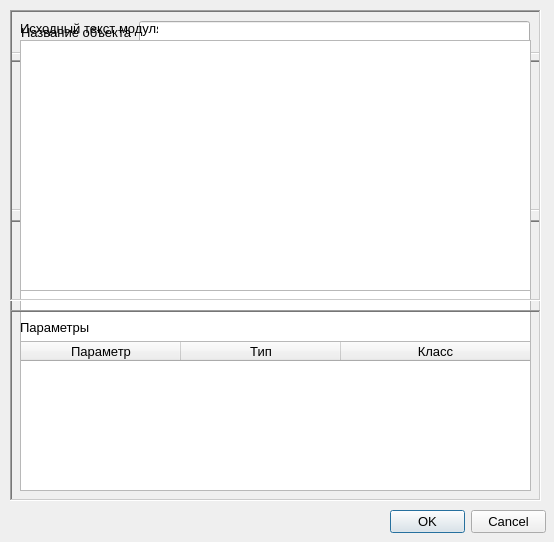
Above: RC/qactoreditor.ui from graf-abolmasov/PGraph before the change. Below: the same form after it.
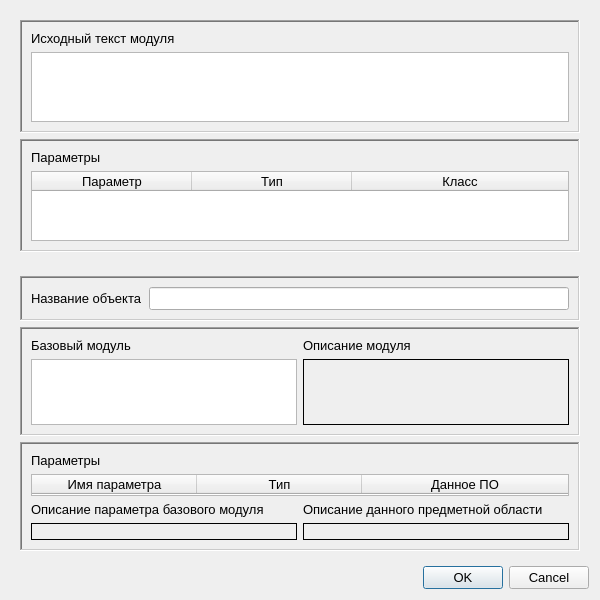
That is the form after the change. Icons and pictures are not drawn.

Commit message:
! Важное изменение алгоритма создания актора на основе базового модуля. ! Изменена структура БД: добавлено поле nev в таблицу databaz. Добавлены скрипты автоматического заполнения БД. ! Отредактированы все формы с использованием layouts везде, где необходимо.
* Исправлена ошибка при создании редактора массива.

What changed in the file:
```diff
--- a/RC/qactoreditor.ui
+++ b/RC/qactoreditor.ui
@@ -9,8 +9,8 @@
    <rect>
     <x>0</x>
     <y>0</y>
-    <width>554</width>
-    <height>542</height>
+    <width>600</width>
+    <height>600</height>
    </rect>
   </property>
   <property name="sizePolicy">
@@ -21,14 +21,14 @@
   </property>
   <property name="minimumSize">
    <size>
-    <width>554</width>
-    <height>542</height>
+    <width>400</width>
+    <height>400</height>
    </size>
   </property>
   <property name="maximumSize">
    <size>
-    <width>554</width>
-    <height>542</height>
+    <width>800</width>
+    <height>800</height>
    </size>
   </property>
   <property name="font">
@@ -49,516 +49,456 @@
   <property name="modal">
    <bool>true</bool>
   </property>
-  <widget class="QDialogButtonBox" name="buttonBox">
-   <property name="geometry">
-    <rect>
-     <x>390</x>
-     <y>510</y>
-     <width>156</width>
-     <height>23</height>
-    </rect>
-   </property>
-   <property name="orientation">
-    <enum>Qt::Horizontal</enum>
-   </property>
-   <property name="standardButtons">
-    <set>QDialogButtonBox::Cancel|QDialogButtonBox::Ok</set>
-   </property>
-  </widget>
-  <widget class="QWidget" name="normalWidget" native="true">
-   <property name="geometry">
-    <rect>
-     <x>0</x>
-     <y>0</y>
-     <width>554</width>
-     <height>510</height>
-    </rect>
-   </property>
-   <widget class="QFrame" name="frame_2">
-    <property name="geometry">
-     <rect>
-      <x>10</x>
-      <y>220</y>
-      <width>531</width>
-      <height>281</height>
-     </rect>
-    </property>
-    <property name="frameShape">
-     <enum>QFrame::WinPanel</enum>
-    </property>
-    <property name="frameShadow">
-     <enum>QFrame::Sunken</enum>
-    </property>
-    <property name="lineWidth">
-     <number>3</number>
-    </property>
-    <property name="midLineWidth">
-     <number>1</number>
-    </property>
-    <widget class="QWidget" name="layoutWidget">
-     <property name="geometry">
-      <rect>
-       <x>10</x>
-       <y>149</y>
-       <width>511</width>
-       <height>121</height>
-      </rect>
-     </property>
-     <layout class="QVBoxLayout" name="verticalLayout_2">
-      <item>
-       <layout class="QHBoxLayout" name="horizontalLayout_3">
-        <item>
-         <widget class="QLabel" name="descriptionBMLbl">
-          <property name="text">
-           <string>Описание параметра базового модуля</string>
-          </property>
-         </widget>
-        </item>
-        <item>
-         <widget class="QLabel" name="descriptionPOLbl">
-          <property name="text">
-           <string>Описание данного предметной области</string>
-          </property>
-         </widget>
-        </item>
-       </layout>
-      </item>
-      <item>
-       <layout class="QHBoxLayout" name="horizontalLayout_4">
-        <item>
-         <widget class="QLabel" name="descriptionBMLbl_2">
-          <property name="sizePolicy">
-           <sizepolicy hsizetype="MinimumExpanding" vsizetype="MinimumExpanding">
-            <horstretch>0</horstretch>
-            <verstretch>0</verstretch>
-           </sizepolicy>
-          </property>
-          <property name="frameShape">
-           <enum>QFrame::Box</enum>
-          </property>
-          <property name="frameShadow">
-           <enum>QFrame::Plain</enum>
-          </property>
-          <property name="text">
-           <string/>
-          </property>
-          <property name="textFormat">
-           <enum>Qt::PlainText</enum>
-          </property>
-          <property name="alignment">
-           <set>Qt::AlignLeading|Qt::AlignLeft|Qt::AlignTop</set>
-          </property>
-          <property name="wordWrap">
-           <bool>true</bool>
-          </property>
-          <property name="textInteractionFlags">
-           <set>Qt::LinksAccessibleByMouse|Qt::TextSelectableByMouse</set>
-          </property>
-         </widget>
-        </item>
-        <item>
-         <widget class="QLabel" name="descriptionPOLbl_2">
-          <property name="sizePolicy">
-           <sizepolicy hsizetype="MinimumExpanding" vsizetype="MinimumExpanding">
-            <horstretch>0</horstretch>
-            <verstretch>0</verstretch>
-           </sizepolicy>
-          </property>
-          <property name="frameShape">
-           <enum>QFrame::Box</enum>
-          </property>
-          <property name="text">
-           <string/>
-          </property>
-          <property name="textFormat">
-           <enum>Qt::PlainText</enum>
-          </property>
-          <property name="alignment">
-           <set>Qt::AlignLeading|Qt::AlignLeft|Qt::AlignTop</set>
-          </property>
-          <property name="wordWrap">
-           <bool>true</bool>
-          </property>
-          <property name="textInteractionFlags">
-           <set>Qt::LinksAccessibleByMouse|Qt::TextSelectableByMouse</set>
-          </property>
-         </widget>
-        </item>
-       </layout>
-      </item>
-     </layout>
-    </widget>
-    <widget class="QWidget" name="layoutWidget">
-     <property name="geometry">
-      <rect>
-       <x>10</x>
-       <y>12</y>
-       <width>511</width>
-       <height>131</height>
-      </rect>
-     </property>
-     <layout class="QVBoxLayout" name="verticalLayout_3">
-      <item>
-       <widget class="QLabel" name="paramsNormalLbl">
-        <property name="text">
-         <string>Параметры</string>
+  <layout class="QVBoxLayout" name="verticalLayout_7">
+   <item>
+    <widget class="QWidget" name="inlineWidget" native="true">
+     <layout class="QGridLayout" name="gridLayout_2" rowstretch="60,30">
+      <item row="0" column="0">
+       <widget class="QFrame" name="frame_4">
+        <property name="frameShape">
+         <enum>QFrame::WinPanel</enum>
         </property>
-       </widget>
-      </item>
-      <item>
-       <widget class="QTableWidget" name="paramsNormalTable">
-        <property name="focusPolicy">
-         <enum>Qt::StrongFocus</enum>
+        <property name="frameShadow">
+         <enum>QFrame::Sunken</enum>
         </property>
-        <property name="editTriggers">
-         <set>QAbstractItemView::NoEditTriggers</set>
+        <property name="lineWidth">
+         <number>3</number>
         </property>
-        <property name="showDropIndicator" stdset="0">
-         <bool>false</bool>
+        <property name="midLineWidth">
+         <number>1</number>
         </property>
-        <property name="dragDropOverwriteMode">
-         <bool>false</bool>
+        <layout class="QVBoxLayout" name="verticalLayout_10">
+         <item>
+          <widget class="QLabel" name="inlineModuleTxtLbl">
+           <property name="text">
+            <string>Исходный текст модуля</string>
+           </property>
+          </widget>
+         </item>
+         <item>
+          <widget class="QPlainTextEdit" name="inlineModuleTxtEdt">
+           <property name="maximumBlockCount">
+            <number>0</number>
+           </property>
+          </widget>
+         </item>
+        </layout>
+       </widget>
+      </item>
+      <item row="1" column="0">
+       <widget class="QFrame" name="frame_5">
+        <property name="frameShape">
+         <enum>QFrame::WinPanel</enum>
         </property>
-        <property name="selectionMode">
-         <enum>QAbstractItemView::SingleSelection</enum>
+        <property name="frameShadow">
+         <enum>QFrame::Sunken</enum>
         </property>
-        <property name="selectionBehavior">
-         <enum>QAbstractItemView::SelectRows</enum>
+        <property name="lineWidth">
+         <number>3</number>
         </property>
-        <property name="cornerButtonEnabled">
-         <bool>false</bool>
+        <property name="midLineWidth">
+         <number>1</number>
         </property>
-        <attribute name="horizontalHeaderCascadingSectionResizes">
-         <bool>true</bool>
-        </attribute>
-        <attribute name="horizontalHeaderDefaultSectionSize">
-         <number>165</number>
-        </attribute>
-        <attribute name="horizontalHeaderMinimumSectionSize">
-         <number>160</number>
-        </attribute>
-        <attribute name="horizontalHeaderStretchLastSection">
-         <bool>true</bool>
-        </attribute>
-        <attribute name="verticalHeaderDefaultSectionSize">
-         <number>22</number>
-        </attribute>
-        <column>
-         <property name="text">
-          <string>Имя параметра</string>
-         </property>
-        </column>
-        <column>
-         <property name="text">
-          <string>Тип</string>
-         </property>
-        </column>
-        <column>
-         <property name="text">
-          <string>Данное ПО</string>
-         </property>
-        </column>
+        <layout class="QVBoxLayout" name="verticalLayout_9">
+         <item>
+          <layout class="QVBoxLayout" name="verticalLayout_4">
+           <item>
+            <widget class="QLabel" name="paramsInlineLbl">
+             <property name="text">
+              <string>Параметры</string>
+             </property>
+            </widget>
+           </item>
+           <item>
+            <widget class="QTableWidget" name="paramsInlineTable">
+             <property name="editTriggers">
+              <set>QAbstractItemView::NoEditTriggers</set>
+             </property>
+             <property name="showDropIndicator" stdset="0">
+              <bool>false</bool>
+             </property>
+             <property name="dragDropOverwriteMode">
+              <bool>false</bool>
+             </property>
+             <property name="selectionMode">
+              <enum>QAbstractItemView::SingleSelection</enum>
+             </property>
+             <property name="selectionBehavior">
+              <enum>QAbstractItemView::SelectRows</enum>
+             </property>
+             <property name="cornerButtonEnabled">
+              <bool>false</bool>
+             </property>
+             <attribute name="horizontalHeaderCascadingSectionResizes">
+              <bool>true</bool>
+             </attribute>
+             <attribute name="horizontalHeaderDefaultSectionSize">
+              <number>160</number>
+             </attribute>
+             <attribute name="horizontalHeaderMinimumSectionSize">
+              <number>160</number>
+             </attribute>
+             <attribute name="horizontalHeaderStretchLastSection">
+              <bool>true</bool>
+             </attribute>
+             <attribute name="verticalHeaderDefaultSectionSize">
+              <number>22</number>
+             </attribute>
+             <column>
+              <property name="text">
+               <string>Параметр</string>
+              </property>
+             </column>
+             <column>
+              <property name="text">
+               <string>Тип</string>
+              </property>
+             </column>
+             <column>
+              <property name="text">
+               <string>Класс</string>
+              </property>
+             </column>
+            </widget>
+           </item>
+          </layout>
+         </item>
+        </layout>
        </widget>
       </item>
      </layout>
     </widget>
-   </widget>
-   <widget class="QFrame" name="frame">
-    <property name="geometry">
-     <rect>
-      <x>10</x>
-      <y>60</y>
-      <width>531</width>
-      <height>151</height>
-     </rect>
-    </property>
-    <property name="frameShape">
-     <enum>QFrame::WinPanel</enum>
-    </property>
-    <property name="frameShadow">
-     <enum>QFrame::Sunken</enum>
-    </property>
-    <property name="lineWidth">
-     <number>3</number>
-    </property>
-    <property name="midLineWidth">
-     <number>1</number>
-    </property>
-    <widget class="QWidget" name="layoutWidget">
-     <property name="geometry">
-      <rect>
-       <x>10</x>
-       <y>10</y>
-       <width>511</width>
-       <height>131</height>
-      </rect>
-     </property>
-     <layout class="QVBoxLayout" name="verticalLayout">
+   </item>
+   <item>
+    <widget class="QWidget" name="normalWidget" native="true">
+     <layout class="QVBoxLayout" name="verticalLayout_6">
       <item>
-       <layout class="QHBoxLayout" name="horizontalLayout_2">
-        <item>
-         <widget class="QLabel" name="baseModuleLbl">
-          <property name="text">
-           <string>Базовый модуль</string>
-          </property>
-         </widget>
-        </item>
-        <item>
-         <widget class="QLabel" name="descriptionLbl">
-          <property name="text">
-           <string>Описание модуля</string>
-          </property>
-         </widget>
-        </item>
-       </layout>
+       <widget class="QFrame" name="frame_1">
+        <property name="sizePolicy">
+         <sizepolicy hsizetype="Preferred" vsizetype="Fixed">
+          <horstretch>0</horstretch>
+          <verstretch>0</verstretch>
+         </sizepolicy>
+        </property>
+        <property name="frameShape">
+         <enum>QFrame::WinPanel</enum>
+        </property>
+        <property name="frameShadow">
+         <enum>QFrame::Sunken</enum>
+        </property>
+        <property name="lineWidth">
+         <number>3</number>
+        </property>
+        <property name="midLineWidth">
+         <number>1</number>
+        </property>
+        <layout class="QHBoxLayout" name="horizontalLayout_5">
+         <item>
+          <widget class="QLabel" name="actorNameLbl">
+           <property name="font">
+            <font>
+             <pointsize>10</pointsize>
+            </font>
+           </property>
+           <property name="frameShape">
+            <enum>QFrame::NoFrame</enum>
+           </property>
+           <property name="text">
+            <string>Название объекта</string>
+           </property>
+          </widget>
+         </item>
+         <item>
+          <widget class="QLineEdit" name="actorNameEdt">
+           <property name="font">
+            <font>
+             <pointsize>10</pointsize>
+            </font>
+           </property>
+           <property name="maxLength">
+            <number>254</number>
+           </property>
+          </widget>
+         </item>
+        </layout>
+       </widget>
       </item>
       <item>
-       <layout class="QHBoxLayout" name="horizontalLayout">
-        <item>
-         <widget class="QListWidget" name="baseModuleList"/>
-        </item>
-        <item>
-         <widget class="QLabel" name="descriptionLbl_2">
-          <property name="sizePolicy">
-           <sizepolicy hsizetype="MinimumExpanding" vsizetype="MinimumExpanding">
-            <horstretch>0</horstretch>
-            <verstretch>0</verstretch>
-           </sizepolicy>
-          </property>
-          <property name="minimumSize">
-           <size>
-            <width>53</width>
-            <height>0</height>
-           </size>
-          </property>
-          <property name="frameShape">
-           <enum>QFrame::Box</enum>
-          </property>
-          <property name="text">
-           <string/>
-          </property>
-          <property name="textFormat">
-           <enum>Qt::PlainText</enum>
-          </property>
-          <property name="alignment">
-           <set>Qt::AlignLeading|Qt::AlignLeft|Qt::AlignTop</set>
-          </property>
-          <property name="wordWrap">
-           <bool>true</bool>
-          </property>
-          <property name="textInteractionFlags">
-           <set>Qt::LinksAccessibleByMouse|Qt::TextSelectableByMouse</set>
-          </property>
-         </widget>
-        </item>
-       </layout>
-      </item>
-     </layout>
-    </widget>
-   </widget>
-   <widget class="QFrame" name="frame">
-    <property name="geometry">
-     <rect>
-      <x>10</x>
-      <y>10</y>
-      <width>531</width>
-      <height>44</height>
-     </rect>
-    </property>
-    <property name="frameShape">
-     <enum>QFrame::WinPanel</enum>
-    </property>
-    <property name="frameShadow">
-     <enum>QFrame::Sunken</enum>
-    </property>
-    <property name="lineWidth">
-     <number>3</number>
-    </property>
-    <property name="midLineWidth">
-     <number>1</number>
-    </property>
-    <layout class="QHBoxLayout" name="horizontalLayout_5">
-     <item>
-      <widget class="QLabel" name="actorNameLbl">
-       <property name="font">
-        <font>
-         <pointsize>10</pointsize>
-        </font>
-       </property>
-       <property name="frameShape">
-        <enum>QFrame::NoFrame</enum>
-       </property>
-       <property name="text">
-        <string>Название объекта</string>
-       </property>
-      </widget>
-     </item>
-     <item>
-      <widget class="QLineEdit" name="actorNameEdt">
-       <property name="font">
-        <font>
-         <pointsize>10</pointsize>
-        </font>
-       </property>
-       <property name="maxLength">
-        <number>254</number>
-       </property>
-      </widget>
-     </item>
-    </layout>
-   </widget>
-  </widget>
-  <widget class="QWidget" name="inlineWidget" native="true">
-   <property name="geometry">
-    <rect>
-     <x>0</x>
-     <y>0</y>
-     <width>554</width>
-     <height>510</height>
-    </rect>
-   </property>
-   <widget class="QFrame" name="frame_4">
-    <property name="geometry">
-     <rect>
-      <x>10</x>
-      <y>10</y>
-      <width>531</width>
-      <height>291</height>
-     </rect>
-    </property>
-    <property name="frameShape">
-     <enum>QFrame::WinPanel</enum>
-    </property>
-    <property name="frameShadow">
-     <enum>QFrame::Sunken</enum>
-    </property>
-    <property name="lineWidth">
-     <number>3</number>
-    </property>
-    <property name="midLineWidth">
-     <number>1</number>
-    </property>
-    <widget class="QLabel" name="inlineModuleTxtLbl">
-     <property name="geometry">
-      <rect>
-       <x>10</x>
-       <y>10</y>
-       <width>138</width>
-       <height>16</height>
-      </rect>
-     </property>
-     <property name="text">
-      <string>Исходный текст модуля</string>
-     </property>
-    </widget>
-    <widget class="QPlainTextEdit" name="inlineModuleTxtEdt">
-     <property name="geometry">
-      <rect>
-       <x>10</x>
-       <y>30</y>
-       <width>511</width>
-       <height>251</height>
-      </rect>
-     </property>
-     <property name="maximumBlockCount">
-      <number>0</number>
-     </property>
-    </widget>
-   </widget>
-   <widget class="QFrame" name="frame_5">
-    <property name="geometry">
-     <rect>
-      <x>10</x>
-      <y>310</y>
-      <width>531</width>
-      <height>191</height>
-     </rect>
-    </property>
-    <property name="frameShape">
-     <enum>QFrame::WinPanel</enum>
-    </property>
-    <property name="frameShadow">
-     <enum>QFrame::Sunken</enum>
-    </property>
-    <property name="lineWidth">
-     <number>3</number>
-    </property>
-    <property name="midLineWidth">
-     <number>1</number>
-    </property>
-    <widget class="QWidget" name="layoutWidget_2">
-     <property name="geometry">
-      <rect>
-       <x>10</x>
-       <y>10</y>
-       <width>511</width>
-       <height>171</height>
-      </rect>
-     </property>
-     <layout class="QVBoxLayout" name="verticalLayout_4">
-      <item>
-       <widget class="QLabel" name="paramsInlineLbl">
-        <property name="text">
-         <string>Параметры</string>
+       <widget class="QFrame" name="frame_3">
+        <property name="sizePolicy">
+         <sizepolicy hsizetype="Preferred" vsizetype="MinimumExpanding">
+          <horstretch>0</horstretch>
+          <verstretch>0</verstretch>
+         </sizepolicy>
         </property>
+        <property name="frameShape">
+         <enum>QFrame::WinPanel</enum>
+        </property>
+        <property name="frameShadow">
+         <enum>QFrame::Sunken</enum>
+        </property>
+        <property name="lineWidth">
+         <number>3</number>
+        </property>
+        <property name="midLineWidth">
+         <number>1</number>
+        </property>
+        <layout class="QHBoxLayout" name="horizontalLayout_6">
+         <item>
+          <layout class="QVBoxLayout" name="verticalLayout">
+           <item>
+            <layout class="QHBoxLayout" name="horizontalLayout_2">
+             <item>
+              <widget class="QLabel" name="baseModuleLbl">
+               <property name="text">
+                <string>Базовый модуль</string>
+               </property>
+              </widget>
+             </item>
+             <item>
+              <widget class="QLabel" name="descriptionLbl">
+               <property name="text">
+                <string>Описание модуля</string>
+               </property>
+              </widget>
+             </item>
+            </layout>
+           </item>
+           <item>
+            <layout class="QHBoxLayout" name="horizontalLayout">
+             <item>
+              <widget class="QListWidget" name="baseModuleList"/>
+             </item>
+             <item>
+              <widget class="QLabel" name="descriptionLbl_2">
+               <property name="sizePolicy">
+                <sizepolicy hsizetype="MinimumExpanding" vsizetype="MinimumExpanding">
+                 <horstretch>0</horstretch>
+                 <verstretch>0</verstretch>
+                </sizepolicy>
+               </property>
+               <property name="minimumSize">
+                <size>
+                 <width>53</width>
+                 <height>0</height>
+                </size>
+               </property>
+               <property name="frameShape">
+                <enum>QFrame::Box</enum>
+               </property>
+               <property name="text">
+                <string/>
+               </property>
+               <property name="textFormat">
+                <enum>Qt::PlainText</enum>
+               </property>
+               <property name="alignment">
+                <set>Qt::AlignLeading|Qt::AlignLeft|Qt::AlignTop</set>
+               </property>
+               <property name="wordWrap">
+                <bool>true</bool>
+               </property>
+               <property name="textInteractionFlags">
+                <set>Qt::LinksAccessibleByMouse|Qt::TextSelectableByMouse</set>
+               </property>
+              </widget>
+             </item>
+            </layout>
+           </item>
+          </layout>
+         </item>
+        </layout>
        </widget>
       </item>
       <item>
-       <widget class="QTableWidget" name="paramsInlineTable">
-        <property name="editTriggers">
-         <set>QAbstractItemView::NoEditTriggers</set>
+       <widget class="QFrame" name="frame_2">
+        <property name="sizePolicy">
+         <sizepolicy hsizetype="Expanding" vsizetype="MinimumExpanding">
+          <horstretch>0</horstretch>
+          <verstretch>0</verstretch>
+         </sizepolicy>
         </property>
-        <property name="showDropIndicator" stdset="0">
-         <bool>false</bool>
+        <property name="frameShape">
+         <enum>QFrame::WinPanel</enum>
         </property>
-        <property name="dragDropOverwriteMode">
-         <bool>false</bool>
+        <property name="frameShadow">
+         <enum>QFrame::Sunken</enum>
         </property>
-        <property name="selectionMode">
-         <enum>QAbstractItemView::SingleSelection</enum>
+        <property name="lineWidth">
+         <number>3</number>
         </property>
-        <property name="selectionBehavior">
-         <enum>QAbstractItemView::SelectRows</enum>
+        <property name="midLineWidth">
+         <number>1</number>
         </property>
-        <property name="cornerButtonEnabled">
-         <bool>false</bool>
-        </property>
-        <attribute name="horizontalHeaderCascadingSectionResizes">
-         <bool>true</bool>
-        </attribute>
-        <attribute name="horizontalHeaderDefaultSectionSize">
-         <number>160</number>
-        </attribute>
-        <attribute name="horizontalHeaderMinimumSectionSize">
-         <number>160</number>
-        </attribute>
-        <attribute name="horizontalHeaderStretchLastSection">
-         <bool>true</bool>
-        </attribute>
-        <attribute name="verticalHeaderDefaultSectionSize">
-         <number>22</number>
-        </attribute>
-        <column>
-         <property name="text">
-          <string>Параметр</string>
-         </property>
-        </column>
-        <column>
-         <property name="text">
-          <string>Тип</string>
-         </property>
-        </column>
-        <column>
-         <property name="text">
-          <string>Класс</string>
-         </property>
-        </column>
+        <layout class="QGridLayout" name="gridLayout" rowstretch="50,50">
+         <item row="0" column="0">
+          <layout class="QVBoxLayout" name="verticalLayout_3">
+           <item>
+            <widget class="QLabel" name="paramsNormalLbl">
+             <property name="text">
+              <string>Параметры</string>
+             </property>
+            </widget>
+           </item>
+           <item>
+            <widget class="QTableWidget" name="paramsNormalTable">
+             <property name="focusPolicy">
+              <enum>Qt::StrongFocus</enum>
+             </property>
+             <property name="editTriggers">
+              <set>QAbstractItemView::NoEditTriggers</set>
+             </property>
+             <property name="showDropIndicator" stdset="0">
+              <bool>false</bool>
+             </property>
+             <property name="dragDropOverwriteMode">
+              <bool>false</bool>
+             </property>
+             <property name="selectionMode">
+              <enum>QAbstractItemView::SingleSelection</enum>
+             </property>
+             <property name="selectionBehavior">
+              <enum>QAbstractItemView::SelectRows</enum>
+             </property>
+             <property name="cornerButtonEnabled">
+              <bool>false</bool>
+             </property>
+             <attribute name="horizontalHeaderCascadingSectionResizes">
+              <bool>true</bool>
+             </attribute>
+             <attribute name="horizontalHeaderDefaultSectionSize">
+              <number>165</number>
+             </attribute>
+             <attribute name="horizontalHeaderMinimumSectionSize">
+              <number>160</number>
+             </attribute>
+             <attribute name="horizontalHeaderStretchLastSection">
+              <bool>true</bool>
+             </attribute>
+             <attribute name="verticalHeaderDefaultSectionSize">
+              <number>22</number>
+             </attribute>
+             <column>
+              <property name="text">
+               <string>Имя параметра</string>
+              </property>
+             </column>
+             <column>
+              <property name="text">
+               <string>Тип</string>
+              </property>
+             </column>
+             <column>
+              <property name="text">
+               <string>Данное ПО</string>
+              </property>
+             </column>
+            </widget>
+           </item>
+          </layout>
+         </item>
+         <item row="1" column="0">
+          <layout class="QVBoxLayout" name="verticalLayout_2">
+           <item>
+            <layout class="QHBoxLayout" name="horizontalLayout_3">
+             <item>
+              <widget class="QLabel" name="descriptionBMLbl">
+               <property name="text">
+                <string>Описание параметра базового модуля</string>
+               </property>
+              </widget>
+             </item>
+             <item>
+              <widget class="QLabel" name="descriptionPOLbl">
+               <property name="text">
+                <string>Описание данного предметной области</string>
+               </property>
+              </widget>
+             </item>
+            </layout>
+           </item>
+           <item>
+            <layout class="QHBoxLayout" name="horizontalLayout_4">
+             <item>
+              <widget class="QLabel" name="descriptionBMLbl_2">
+               <property name="sizePolicy">
+                <sizepolicy hsizetype="Expanding" vsizetype="Expanding">
+                 <horstretch>0</horstretch>
+                 <verstretch>0</verstretch>
+                </sizepolicy>
+               </property>
+               <property name="frameShape">
+                <enum>QFrame::Box</enum>
+               </property>
+               <property name="frameShadow">
+                <enum>QFrame::Plain</enum>
+               </property>
+               <property name="text">
+                <string/>
+               </property>
+               <property name="textFormat">
+                <enum>Qt::PlainText</enum>
+               </property>
+               <property name="alignment">
+                <set>Qt::AlignLeading|Qt::AlignLeft|Qt::AlignTop</set>
+               </property>
+               <property name="wordWrap">
+                <bool>true</bool>
+               </property>
+               <property name="textInteractionFlags">
+                <set>Qt::LinksAccessibleByMouse|Qt::TextSelectableByMouse</set>
+               </property>
+              </widget>
+             </item>
+             <item>
+              <widget class="QLabel" name="descriptionPOLbl_2">
+               <property name="sizePolicy">
+                <sizepolicy hsizetype="Expanding" vsizetype="Expanding">
+                 <horstretch>0</horstretch>
+                 <verstretch>0</verstretch>
+                </sizepolicy>
+               </property>
+               <property name="frameShape">
+                <enum>QFrame::Box</enum>
+               </property>
+               <property name="text">
+                <string/>
+               </property>
+               <property name="textFormat">
+                <enum>Qt::PlainText</enum>
+               </property>
+               <property name="alignment">
+                <set>Qt::AlignLeading|Qt::AlignLeft|Qt::AlignTop</set>
+               </property>
+               <property name="wordWrap">
+                <bool>true</bool>
+               </property>
+               <property name="textInteractionFlags">
+                <set>Qt::LinksAccessibleByMouse|Qt::TextSelectableByMouse</set>
+               </property>
+              </widget>
+             </item>
+            </layout>
+           </item>
+          </layout>
+         </item>
+        </layout>
        </widget>
       </item>
      </layout>
     </widget>
-   </widget>
-  </widget>
+   </item>
+   <item>
+    <widget class="QDialogButtonBox" name="buttonBox">
+     <property name="orientation">
+      <enum>Qt::Horizontal</enum>
+     </property>
+     <property name="standardButtons">
+      <set>QDialogButtonBox::Cancel|QDialogButtonBox::Ok</set>
+     </property>
+    </widget>
+   </item>
+  </layout>
  </widget>
  <tabstops>
   <tabstop>actorNameEdt</tabstop>
```
The commit also changes 21 other files.
